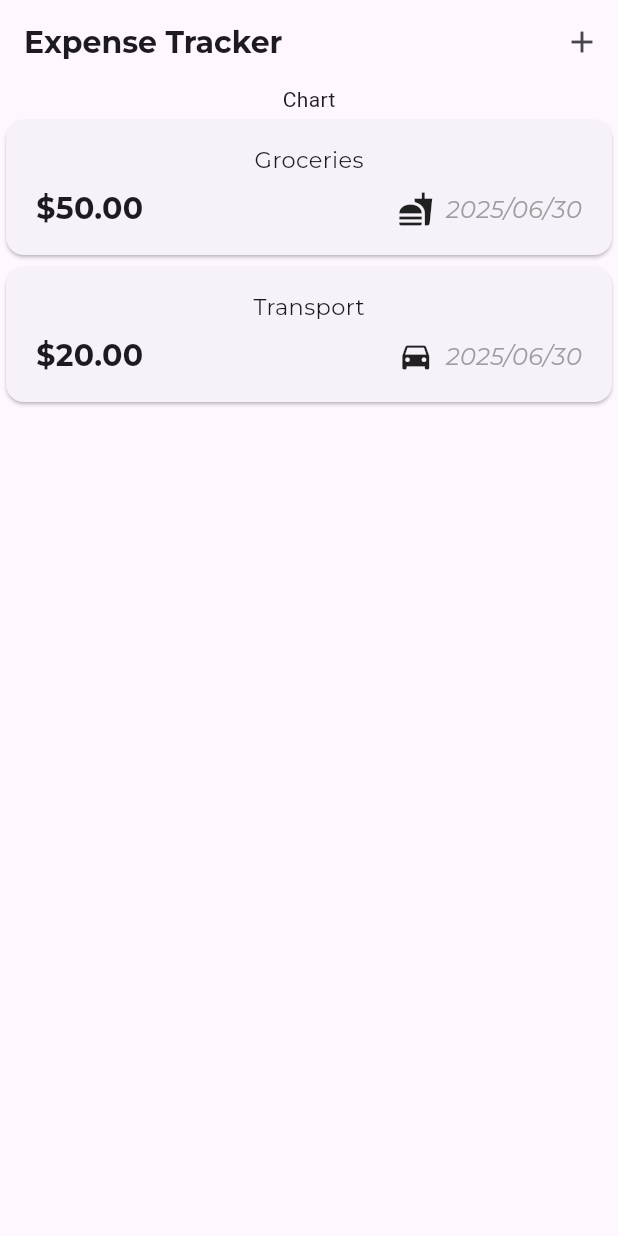
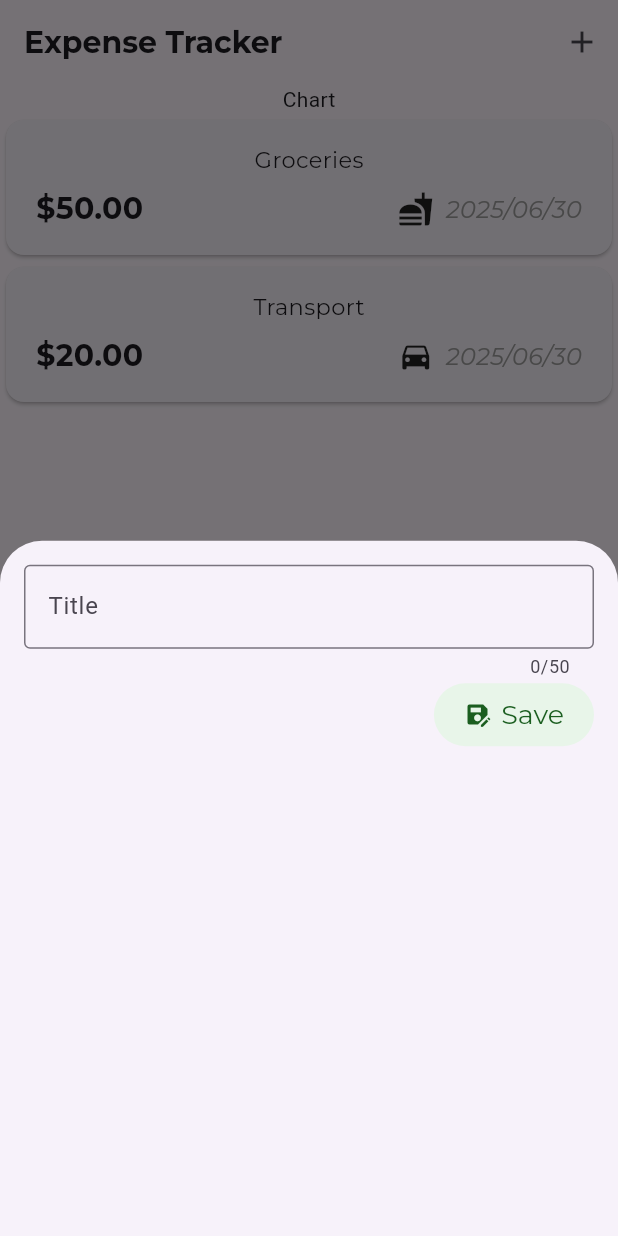
Before and after one commit to thanhnd3103/Flutter, a Flutter app: the screen it shows after launch, after a tap on the "add" icon, on a phone screen of 412 x 824 dp. Run offline on Flutter 3.47's test engine with Material 3 defaults, Android fonts, the phone set to English and light mode, and no system bars; our stand-ins replace google_fonts; statements that could not run were skipped.

Commit message:
IMPORTANT: Modal, TextEditingController

```diff
--- a/cat_03_expense_tracker/lib/screens/home.dart
+++ b/cat_03_expense_tracker/lib/screens/home.dart
@@ -1,6 +1,7 @@
 import 'package:cat_03_expense_tracker/_models/expense.dart';
 import 'package:cat_03_expense_tracker/_utils/custom_enum.dart';
 import 'package:cat_03_expense_tracker/widgets/home/expense_list.dart';
+import 'package:cat_03_expense_tracker/widgets/modals/add_expense.dart';
 import 'package:flutter/material.dart';
 import 'package:google_fonts/google_fonts.dart';
 
@@ -27,6 +28,13 @@ class _HomeState extends State<Home> {
     ),
   ];
 
+  void _openAddExpenseModel() {
+    showModalBottomSheet(
+      context: context,
+      builder: (ctx) => const AddExpense(),
+    );
+  }
+
   @override
   Widget build(context) {
     return Scaffold(
@@ -40,7 +48,7 @@ class _HomeState extends State<Home> {
         ),
         actions: [
           IconButton(
-            onPressed: () {},
+            onPressed: _openAddExpenseModel,
             icon: const Icon(Icons.add),
           ),
         ],
--- /dev/null
+++ b/cat_03_expense_tracker/lib/widgets/modals/add_expense.dart
@@ -0,0 +1,62 @@
+import 'package:flutter/material.dart';
+import 'package:google_fonts/google_fonts.dart';
+
+class AddExpense extends StatefulWidget {
+  const AddExpense({super.key});
+
+  @override
+  State<AddExpense> createState() {
+    return _AddExpenseState();
+  }
+}
+
+class _AddExpenseState extends State<AddExpense> {
+
+  //=======================================
+  //You must tell flutter to delete the controller
+  //when the widget is disposed to avoid memory leaks
+  //=======================================
+  final _titleController = TextEditingController();
+
+  @override
+  Widget build(BuildContext context) {
+    return Padding(
+      padding: const EdgeInsets.all(16),
+      child: Column(
+        children: [
+          TextField(
+            onChanged: _onTitleChanged,
+            maxLength: 50,
+            decoration: const InputDecoration(
+              label: Text("Title"),
+              border: OutlineInputBorder(),
+            ),
+          ),
+          Row(
+            children: [
+              const Spacer(),
+              TextButton.icon(
+                onPressed: () {
+                  print(_enteredTitle);
+                },
+                label: const Text("Save"),
+                icon: const Icon(Icons.save_as),
+                style: TextButton.styleFrom(
+                  backgroundColor: Colors.green.shade50,
+                  foregroundColor: Colors.green.shade900,
+                  padding: const EdgeInsets.symmetric(
+                    horizontal: 20,
+                    vertical: 10,
+                  ),
+                  textStyle: GoogleFonts.montserrat(
+                    fontSize: 18,
+                  ),
+                ),
+              ),
+            ],
+          ),
+        ],
+      ),
+    );
+  }
+}
```
